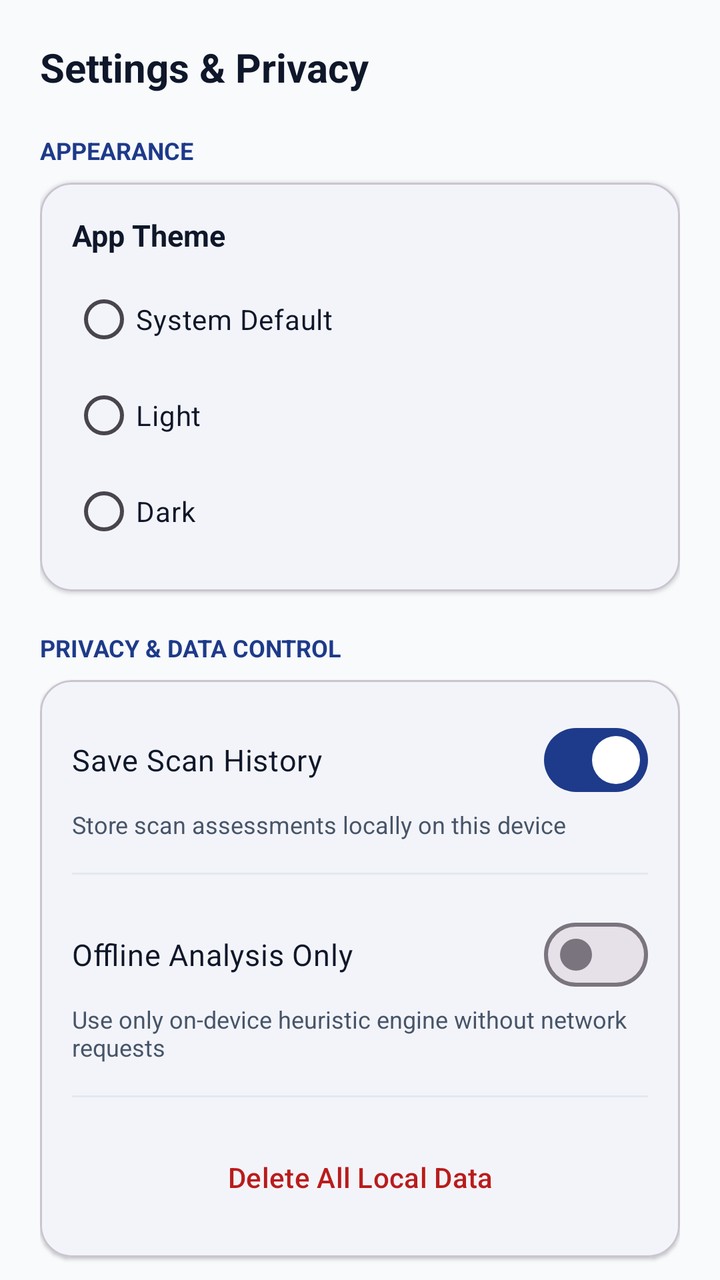
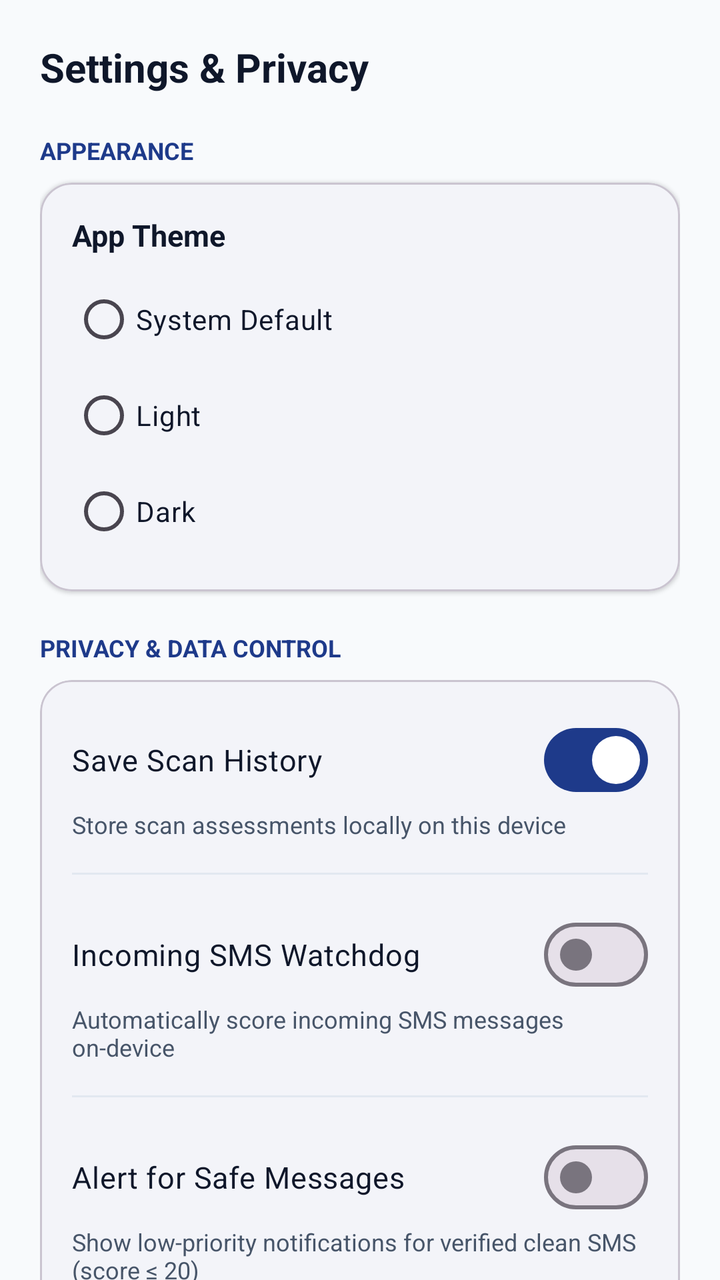

Screens rendered from an Android XML layout before and after an edit, with the pre-edit source and the edit as a unified diff.
<!-- AndroidManifest.xml: application theme Theme.ScamShield -->
<!-- res/layout/fragment_settings.xml -->
<?xml version="1.0" encoding="utf-8"?>
<androidx.core.widget.NestedScrollView xmlns:android="http://schemas.android.com/apk/res/android"
    xmlns:app="http://schemas.android.com/apk/res-auto"
    android:layout_width="match_parent"
    android:layout_height="match_parent"
    android:fillViewport="true">

    <LinearLayout
        android:layout_width="match_parent"
        android:layout_height="wrap_content"
        android:orientation="vertical"
        android:padding="20dp">

        <TextView
            android:layout_width="match_parent"
            android:layout_height="wrap_content"
            android:text="@string/title_settings"
            android:textSize="20sp"
            android:textStyle="bold"
            android:textColor="@color/text_primary_light"
            android:layout_marginBottom="20dp" />

        
        <TextView
            android:layout_width="match_parent"
            android:layout_height="wrap_content"
            android:text="@string/settings_group_appearance"
            android:textSize="12sp"
            android:textStyle="bold"
            android:textColor="@color/brand_primary"
            android:textAllCaps="true"
            android:layout_marginBottom="8dp" />

        <com.google.android.material.card.MaterialCardView
            android:layout_width="match_parent"
            android:layout_height="wrap_content"
            app:cardCornerRadius="16dp"
            app:cardElevation="1dp"
            android:layout_marginBottom="20dp">

            <LinearLayout
                android:layout_width="match_parent"
                android:layout_height="wrap_content"
                android:orientation="vertical"
                android:padding="16dp">

                <TextView
                    android:layout_width="match_parent"
                    android:layout_height="wrap_content"
                    android:text="@string/settings_theme"
                    android:textSize="15sp"
                    android:textStyle="bold"
                    android:textColor="@color/text_primary_light" />

                <RadioGroup
                    android:id="@+id/rg_theme"
                    android:layout_width="match_parent"
                    android:layout_height="wrap_content"
                    android:layout_marginTop="8dp">

                    <RadioButton
                        android:id="@+id/rb_theme_system"
                        android:layout_width="match_parent"
                        android:layout_height="wrap_content"
                        android:textColor="@color/text_primary_light"
                        android:text="@string/theme_system" />

                    <RadioButton
                        android:id="@+id/rb_theme_light"
                        android:layout_width="match_parent"
                        android:layout_height="wrap_content"
                        android:textColor="@color/text_primary_light"
                        android:text="@string/theme_light" />

                    <RadioButton
                        android:id="@+id/rb_theme_dark"
                        android:layout_width="match_parent"
                        android:layout_height="wrap_content"
                        android:textColor="@color/text_primary_light"
                        android:text="@string/theme_dark" />
                </RadioGroup>
            </LinearLayout>
        </com.google.android.material.card.MaterialCardView>

        
        <TextView
            android:layout_width="match_parent"
            android:layout_height="wrap_content"
            android:text="@string/settings_group_privacy"
            android:textSize="12sp"
            android:textStyle="bold"
            android:textColor="@color/brand_primary"
            android:textAllCaps="true"
            android:layout_marginBottom="8dp" />

        <com.google.android.material.card.MaterialCardView
            android:layout_width="match_parent"
            android:layout_height="wrap_content"
            app:cardCornerRadius="16dp"
            app:cardElevation="1dp"
            android:layout_marginBottom="20dp">

            <LinearLayout
                android:layout_width="match_parent"
                android:layout_height="wrap_content"
                android:orientation="vertical"
                android:padding="16dp">

                
                <com.google.android.material.materialswitch.MaterialSwitch
                    android:id="@+id/switch_save_history"
                    android:layout_width="match_parent"
                    android:layout_height="wrap_content"
                    android:text="@string/settings_save_history"
                    android:textSize="15sp"
                    android:textColor="@color/text_primary_light"
                    android:checked="true" />

                <TextView
                    android:layout_width="match_parent"
                    android:layout_height="wrap_content"
                    android:text="@string/settings_save_history_desc"
                    android:textSize="12sp"
                    android:textColor="@color/text_secondary_light"
                    android:layout_marginBottom="16dp" />

                <View
                    android:layout_width="match_parent"
                    android:layout_height="1dp"
                    android:background="@color/divider_light"
                    android:layout_marginBottom="16dp" />

                
                <com.google.android.material.materialswitch.MaterialSwitch
                    android:id="@+id/switch_offline_only"
                    android:layout_width="match_parent"
                    android:layout_height="wrap_content"
                    android:text="@string/settings_offline_mode"
                    android:textSize="15sp"
                    android:textColor="@color/text_primary_light" />

                <TextView
                    android:layout_width="match_parent"
                    android:layout_height="wrap_content"
                    android:text="@string/settings_offline_mode_desc"
                    android:textSize="12sp"
                    android:textColor="@color/text_secondary_light"
                    android:layout_marginBottom="16dp" />

                <View
                    android:layout_width="match_parent"
                    android:layout_height="1dp"
                    android:background="@color/divider_light"
                    android:layout_marginBottom="16dp" />

                
                <Button
                    android:id="@+id/btn_delete_all_data"
                    style="@style/Widget.Material3.Button.OutlinedButton"
                    android:layout_width="match_parent"
                    android:layout_height="wrap_content"
                    android:text="@string/settings_delete_all_data"
                    android:textColor="@color/risk_high"
                    app:strokeColor="@color/risk_high" />

            </LinearLayout>
        </com.google.android.material.card.MaterialCardView>

        
        <TextView
            android:layout_width="match_parent"
            android:layout_height="wrap_content"
            android:text="@string/settings_group_about"
            android:textSize="12sp"
            android:textStyle="bold"
            android:textColor="@color/brand_primary"
            android:textAllCaps="true"
            android:layout_marginBottom="8dp" />

        <com.google.android.material.card.MaterialCardView
            android:layout_width="match_parent"
            android:layout_height="wrap_content"
            app:cardCornerRadius="16dp"
            app:cardElevation="1dp"
            android:layout_marginBottom="24dp">

            <LinearLayout
                android:layout_width="match_parent"
                android:layout_height="wrap_content"
                android:orientation="vertical"
                android:padding="16dp">

                
                <TextView
                    android:id="@+id/tv_what_happens_data"
                    android:layout_width="match_parent"
                    android:layout_height="48dp"
                    android:gravity="center_vertical"
                    android:text="@string/settings_what_happens_data"
                    android:textSize="15sp"
                    android:textColor="@color/brand_primary"
                    android:textStyle="bold"
                    android:background="?attr/selectableItemBackground" />

                <View
                    android:layout_width="match_parent"
                    android:layout_height="1dp"
                    android:background="@color/divider_light" />

                
                <TextView
                    android:id="@+id/tv_privacy_policy"
                    android:layout_width="match_parent"
                    android:layout_height="48dp"
                    android:gravity="center_vertical"
                    android:text="@string/settings_privacy_policy"
                    android:textSize="15sp"
                    android:textColor="@color/text_primary_light"
                    android:background="?attr/selectableItemBackground" />

                <View
                    android:layout_width="match_parent"
                    android:layout_height="1dp"
                    android:background="@color/divider_light" />

                
                <TextView
                    android:id="@+id/tv_terms"
                    android:layout_width="match_parent"
                    android:layout_height="48dp"
                    android:gravity="center_vertical"
                    android:text="@string/settings_terms"
                    android:textSize="15sp"
                    android:textColor="@color/text_primary_light"
                    android:background="?attr/selectableItemBackground" />

                <View
                    android:layout_width="match_parent"
                    android:layout_height="1dp"
                    android:background="@color/divider_light" />

                
                <TextView
                    android:id="@+id/tv_version_info"
                    android:layout_width="match_parent"
                    android:layout_height="48dp"
                    android:gravity="center_vertical"
                    android:text="Version 1.0.0 (Production)"
                    android:textSize="13sp"
                    android:textColor="@color/text_tertiary_light" />

            </LinearLayout>
        </com.google.android.material.card.MaterialCardView>

    </LinearLayout>
</androidx.core.widget.NestedScrollView>
<!-- resources referenced by this layout -->
<resources>
  <color name="brand_primary">#1E3A8A</color>
  <color name="divider_light">#E2E8F0</color>
  <color name="risk_high">#B91C1C</color>
  <color name="text_primary_light">#0F172A</color>
  <color name="text_secondary_light">#475569</color>
  <color name="text_tertiary_light">#94A3B8</color>
  <string name="settings_delete_all_data">Delete All Local Data</string>
  <string name="settings_group_about">About &amp; Trust</string>
  <string name="settings_group_appearance">Appearance</string>
  <string name="settings_group_privacy">Privacy &amp; Data Control</string>
  <string name="settings_offline_mode">Offline Analysis Only</string>
  <string name="settings_offline_mode_desc">Use only on-device heuristic engine without network requests</string>
  <string name="settings_privacy_policy">Privacy Policy</string>
  <string name="settings_save_history">Save Scan History</string>
  <string name="settings_save_history_desc">Store scan assessments locally on this device</string>
  <string name="settings_terms">Terms of Service</string>
  <string name="settings_theme">App Theme</string>
  <string name="settings_what_happens_data">What happens to my data?</string>
  <string name="theme_dark">Dark</string>
  <string name="theme_light">Light</string>
  <string name="theme_system">System Default</string>
  <string name="title_settings">Settings &amp; Privacy</string>
  <color name="brand_primary_variant">#172554</color>
  <color name="brand_secondary">#0D9488</color>
  <color name="color_bg">#F8FAFC</color>
  <color name="color_surface">#FFFFFF</color>
  <color name="color_surface_variant">#F1F5F9</color>
  <color name="color_text_primary">#0F172A</color>
  <color name="color_text_secondary">#475569</color>
  <color name="color_text_tertiary">#94A3B8</color>
  <color name="color_input_text">#000000</color>
  <style name="Widget.ScamShield.CardView" parent="Widget.Material3.CardView.Elevated">
          <item name="cardCornerRadius">16dp</item>
          <item name="cardElevation">2dp</item>
          <item name="cardBackgroundColor">@color/color_surface</item>
      </style>
  <style name="Widget.ScamShield.Button" parent="Widget.Material3.Button">
          <item name="android:minHeight">48dp</item>
          <item name="cornerRadius">12dp</item>
          <item name="android:textAllCaps">false</item>
          <item name="android:fontFamily">sans-serif-medium</item>
      </style>
  <!-- unchanged entries left out for length: 1 -->
</resources>

<!-- the commit's change to res/layout/fragment_settings.xml (unified diff, before → after) -->
@@ -132,6 +132,52 @@
 
                 
                 <com.google.android.material.materialswitch.MaterialSwitch
+                    android:id="@+id/switch_sms_shield_settings"
+                    android:layout_width="match_parent"
+                    android:layout_height="wrap_content"
+                    android:text="@string/settings_sms_shield"
+                    android:textSize="15sp"
+                    android:textColor="@color/text_primary_light" />
+
+                <TextView
+                    android:layout_width="match_parent"
+                    android:layout_height="wrap_content"
+                    android:text="@string/settings_sms_shield_desc"
+                    android:textSize="12sp"
+                    android:textColor="@color/text_secondary_light"
+                    android:layout_marginBottom="16dp" />
+
+                <View
+                    android:layout_width="match_parent"
+                    android:layout_height="1dp"
+                    android:background="@color/divider_light"
+                    android:layout_marginBottom="16dp" />
+
+                
+                <com.google.android.material.materialswitch.MaterialSwitch
+                    android:id="@+id/switch_notify_all_sms"
+                    android:layout_width="match_parent"
+                    android:layout_height="wrap_content"
+                    android:text="@string/settings_notify_all_sms"
+                    android:textSize="15sp"
+                    android:textColor="@color/text_primary_light" />
+
+                <TextView
+                    android:layout_width="match_parent"
+                    android:layout_height="wrap_content"
+                    android:text="@string/settings_notify_all_sms_desc"
+                    android:textSize="12sp"
+                    android:textColor="@color/text_secondary_light"
+                    android:layout_marginBottom="16dp" />
+
+                <View
+                    android:layout_width="match_parent"
+                    android:layout_height="1dp"
+                    android:background="@color/divider_light"
+                    android:layout_marginBottom="16dp" />
+
+                
+                <com.google.android.material.materialswitch.MaterialSwitch
                     android:id="@+id/switch_offline_only"
                     android:layout_width="match_parent"
                     android:layout_height="wrap_content"
<!-- resource entries referenced after the edit -->
@@ -10,11 +10,15 @@
   <string name="settings_group_about">About &amp; Trust</string>
   <string name="settings_group_appearance">Appearance</string>
   <string name="settings_group_privacy">Privacy &amp; Data Control</string>
+  <string name="settings_notify_all_sms">Alert for Safe Messages</string>
+  <string name="settings_notify_all_sms_desc">Show low-priority notifications for verified clean SMS (score ≤ 20)</string>
   <string name="settings_offline_mode">Offline Analysis Only</string>
   <string name="settings_offline_mode_desc">Use only on-device heuristic engine without network requests</string>
   <string name="settings_privacy_policy">Privacy Policy</string>
   <string name="settings_save_history">Save Scan History</string>
   <string name="settings_save_history_desc">Store scan assessments locally on this device</string>
+  <string name="settings_sms_shield">Incoming SMS Watchdog</string>
+  <string name="settings_sms_shield_desc">Automatically score incoming SMS messages on-device</string>
   <string name="settings_terms">Terms of Service</string>
   <string name="settings_theme">App Theme</string>
   <string name="settings_what_happens_data">What happens to my data?</string>
